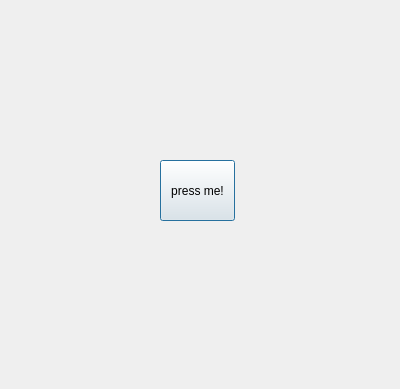
Old version of the form tic_tac_toe_gui.ui in the repository seanskggo/tictactoe-pyqt.
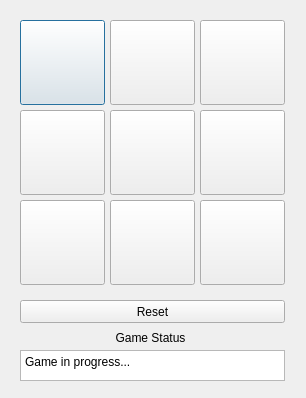
New version of the form.

Commit message: main GUI logic progress

Patch:
```diff
--- a/tic_tac_toe_gui.ui
+++ b/tic_tac_toe_gui.ui
@@ -6,8 +6,8 @@
    <rect>
     <x>0</x>
     <y>0</y>
-    <width>400</width>
-    <height>389</height>
+    <width>306</width>
+    <height>398</height>
    </rect>
   </property>
   <property name="windowTitle">
@@ -19,14 +19,160 @@
   <widget class="QPushButton" name="pushButton">
    <property name="geometry">
     <rect>
-     <x>160</x>
-     <y>160</y>
-     <width>75</width>
-     <height>61</height>
+     <x>20</x>
+     <y>20</y>
+     <width>85</width>
+     <height>85</height>
     </rect>
    </property>
    <property name="text">
-    <string>press me!</string>
+    <string/>
+   </property>
+  </widget>
+  <widget class="QPushButton" name="pushButton_2">
+   <property name="geometry">
+    <rect>
+     <x>110</x>
+     <y>20</y>
+     <width>85</width>
+     <height>85</height>
+    </rect>
+   </property>
+   <property name="text">
+    <string/>
+   </property>
+  </widget>
+  <widget class="QPushButton" name="pushButton_3">
+   <property name="geometry">
+    <rect>
+     <x>200</x>
+     <y>20</y>
+     <width>85</width>
+     <height>85</height>
+    </rect>
+   </property>
+   <property name="text">
+    <string/>
+   </property>
+  </widget>
+  <widget class="QPushButton" name="pushButton_4">
+   <property name="geometry">
+    <rect>
+     <x>20</x>
+     <y>110</y>
+     <width>85</width>
+     <height>85</height>
+    </rect>
+   </property>
+   <property name="text">
+    <string/>
+   </property>
+  </widget>
+  <widget class="QPushButton" name="pushButton_5">
+   <property name="geometry">
+    <rect>
+     <x>110</x>
+     <y>110</y>
+     <width>85</width>
+     <height>85</height>
+    </rect>
+   </property>
+   <property name="text">
+    <string/>
+   </property>
+  </widget>
+  <widget class="QPushButton" name="pushButton_6">
+   <property name="geometry">
+    <rect>
+     <x>200</x>
+     <y>110</y>
+     <width>85</width>
+     <height>85</height>
+    </rect>
+   </property>
+   <property name="text">
+    <string/>
+   </property>
+  </widget>
+  <widget class="QPushButton" name="pushButton_7">
+   <property name="geometry">
+    <rect>
+     <x>20</x>
+     <y>200</y>
+     <width>85</width>
+     <height>85</height>
+    </rect>
+   </property>
+   <property name="text">
+    <string/>
+   </property>
+  </widget>
+  <widget class="QPushButton" name="pushButton_8">
+   <property name="geometry">
+    <rect>
+     <x>110</x>
+     <y>200</y>
+     <width>85</width>
+     <height>85</height>
+    </rect>
+   </property>
+   <property name="text">
+    <string/>
+   </property>
+  </widget>
+  <widget class="QPushButton" name="pushButton_9">
+   <property name="geometry">
+    <rect>
+     <x>200</x>
+     <y>200</y>
+     <width>85</width>
+     <height>85</height>
+    </rect>
+   </property>
+   <property name="text">
+    <string/>
+   </property>
+  </widget>
+  <widget class="QPushButton" name="pushButton_10">
+   <property name="geometry">
+    <rect>
+     <x>20</x>
+     <y>300</y>
+     <width>265</width>
+     <height>23</height>
+    </rect>
+   </property>
+   <property name="text">
+    <string>Reset</string>
+   </property>
+  </widget>
+  <widget class="QLabel" name="label">
+   <property name="geometry">
+    <rect>
+     <x>110</x>
+     <y>330</y>
+     <width>81</width>
+     <height>16</height>
+    </rect>
+   </property>
+   <property name="text">
+    <string>Game Status</string>
+   </property>
+   <property name="alignment">
+    <set>Qt::AlignCenter</set>
+   </property>
+  </widget>
+  <widget class="QPlainTextEdit" name="plainTextEdit">
+   <property name="geometry">
+    <rect>
+     <x>20</x>
+     <y>350</y>
+     <width>265</width>
+     <height>31</height>
+    </rect>
+   </property>
+   <property name="plainText">
+    <string>Game in progress...</string>
    </property>
   </widget>
  </widget>
```
The commit also changes 5 other files.
